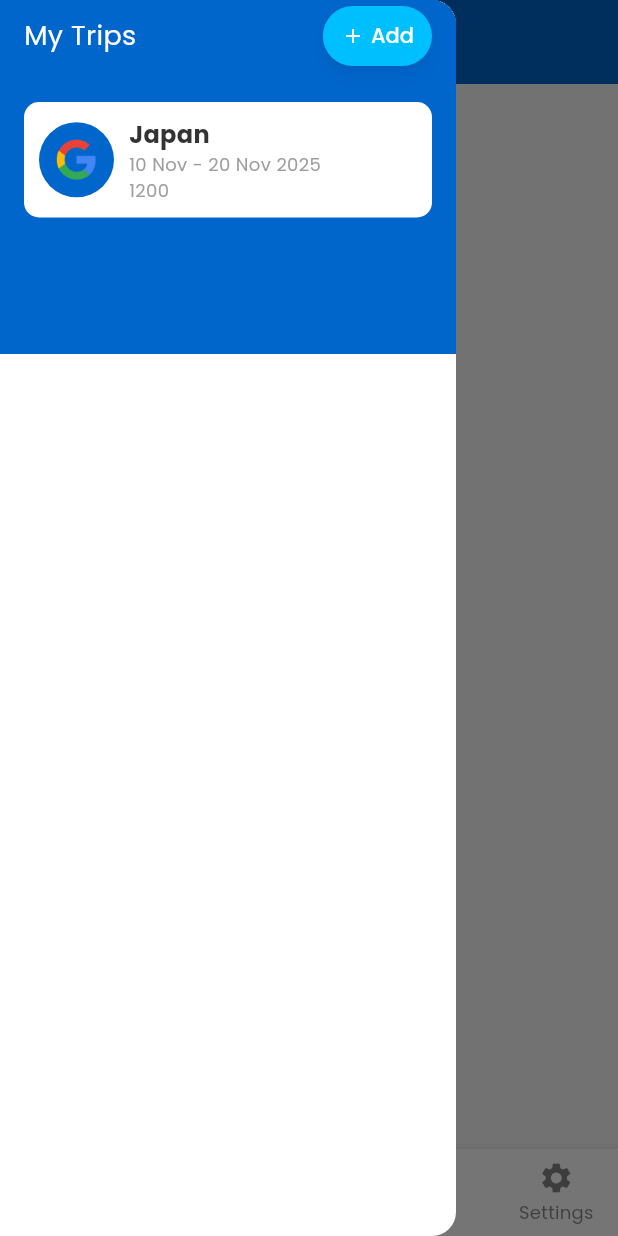
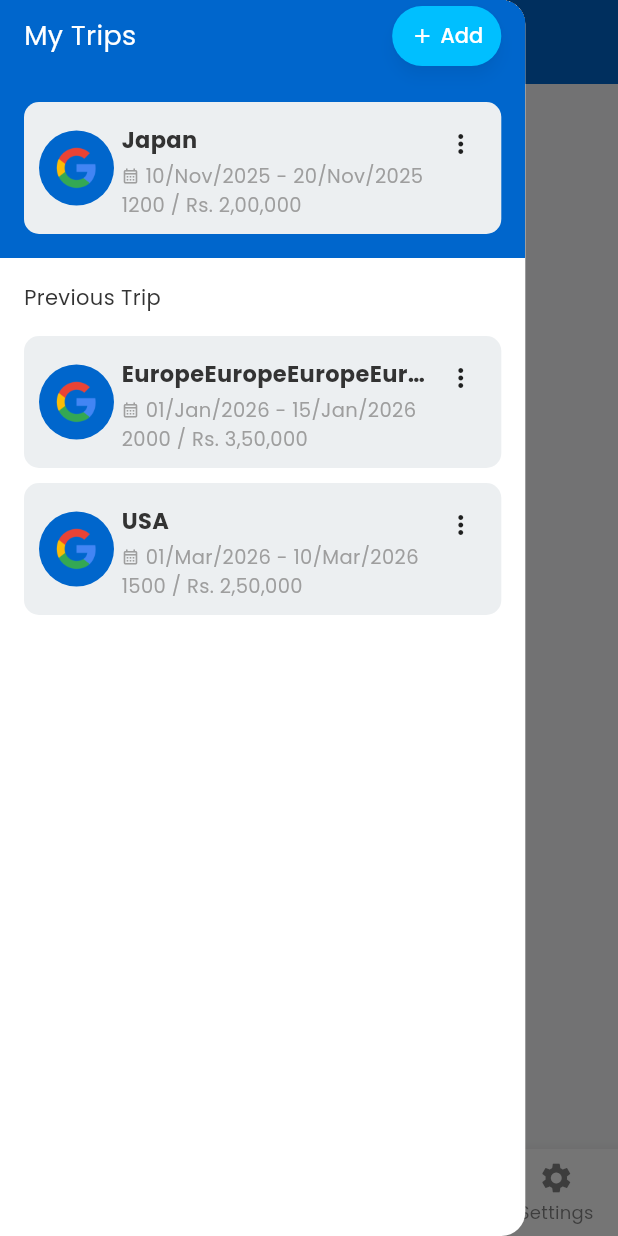
Before and after one commit to shubham1295/triptrack, a Flutter app: the HomeScreen screen opened directly, with the side drawer open, on a phone screen of 412 x 824 dp. Run offline on Flutter 3.47's test engine with Material 3 defaults, Android fonts, the phone set to English and light mode, and no system bars; our stand-ins replace google_fonts.

Commit message:
#6 Refactor trip display with TripCard widget
Extracted trip display UI into a reusable TripCard widget and updated home_screen.dart to use it for current and previous trips. Improved drawer layout and structure for better maintainability and consistency.

```diff
--- a/lib/screens/home_screen.dart
+++ b/lib/screens/home_screen.dart
@@ -1,4 +1,5 @@
 import 'package:flutter/material.dart';
+import 'package:triptrack/widgets/trip_card.dart';
 
 class HomeScreen extends StatefulWidget {
   const HomeScreen({super.key});
@@ -36,8 +37,8 @@ class _HomeScreenState extends State<HomeScreen> {
         ),
       ),
       drawer: Drawer(
-        child: ListView(
-          padding: EdgeInsets.zero,
+        width: MediaQuery.of(context).size.width * 0.85, // Added drawer width
+        child: Column(
           children: [
             Container(
               color: Theme.of(context).colorScheme.primary,
@@ -48,8 +49,6 @@ class _HomeScreenState extends State<HomeScreen> {
                   left: 16.0,
                   right: 16.0,
                 ),
-                child: SizedBox(
-                  height: 220.0, // Explicitly set height to prevent overflow
                 child: Column(
                   crossAxisAlignment: CrossAxisAlignment.start,
                   children: [
@@ -94,54 +93,52 @@ class _HomeScreenState extends State<HomeScreen> {
                       ],
                     ),
                     const SizedBox(height: 20),
-                      // New Box for trip details
-                      Container(
-                        padding: const EdgeInsets.all(10),
-                        decoration: BoxDecoration(
-                          color: Theme.of(context).cardColor,
-                          borderRadius: BorderRadius.circular(10),
-                        ),
-                        child: Row(
-                          children: [
-                            CircleAvatar(
-                              backgroundImage: AssetImage(
-                                'assets/images/google_logo.png',
-                              ), // Placeholder image
-                              radius: 25,
-                            ),
-                            const SizedBox(width: 10),
-                            Column(
-                              crossAxisAlignment: CrossAxisAlignment.start,
-                              children: [
-                                Text(
-                                  'Japan',
-                                  style: TextStyle(
-                                    fontSize: 16,
-                                    fontWeight: FontWeight.bold,
-                                  ),
-                                ),
-                                Text(
-                                  '10 Nov - 20 Nov 2025',
-                                  style: TextStyle(
-                                    fontSize: 12,
-                                    color: Colors.grey,
-                                  ),
-                                ),
-                                Text(
-                                  '1200',
-                                  style: TextStyle(
-                                    fontSize: 12,
-                                    color: Colors.grey,
-                                  ),
-                                ),
-                              ],
+                    const TripCard(
+                      imageUrl: 'assets/images/google_logo.png',
+                      title: 'Japan',
+                      date: '10/Nov/2025 - 20/Nov/2025',
+                      budget: '1200 / Rs. 2,00,000',
                     ),
                   ],
                 ),
               ),
-                    ],
+            ),
+            Padding(
+              padding: const EdgeInsets.only(
+                left: 16.0,
+                top: 16.0,
+                // bottom: 8.0,
+              ),
+              child: Align(
+                alignment: Alignment.centerLeft,
+                child: Text(
+                  'Previous Trip',
+                  style: TextStyle(
+                    color: Theme.of(context).colorScheme.onSurface,
+                    fontSize: 14,
+                    fontWeight: FontWeight.normal,
                   ),
                 ),
+              ),
+            ),
+            Expanded(
+              child: ListView(
+                padding: const EdgeInsets.all(16.0),
+                children: const [
+                  TripCard(
+                    imageUrl: 'assets/images/google_logo.png',
+                    title: 'EuropeEuropeEuropeEuropeEuropeEuropeEuropeEurope',
+                    date: '01/Jan/2026 - 15/Jan/2026',
+                    budget: '2000 / Rs. 3,50,000',
+                  ),
+                  SizedBox(height: 10),
+                  TripCard(
+                    imageUrl: 'assets/images/google_logo.png',
+                    title: 'USA',
+                    date: '01/Mar/2026 - 10/Mar/2026',
+                    budget: '1500 / Rs. 2,50,000',
+                  ),
+                ],
               ),
             ),
           ],
--- /dev/null
+++ b/lib/widgets/trip_card.dart
@@ -0,0 +1,93 @@
+import 'package:flutter/material.dart';
+
+class TripCard extends StatelessWidget {
+  final String imageUrl;
+  final String title;
+  final String date;
+  final String budget;
+
+  const TripCard({
+    super.key,
+    required this.imageUrl,
+    required this.title,
+    required this.date,
+    required this.budget,
+  });
+
+  @override
+  Widget build(BuildContext context) {
+    return Container(
+      padding: const EdgeInsets.all(10),
+      decoration: BoxDecoration(
+        color: Colors.blueGrey[50],
+        borderRadius: BorderRadius.circular(10),
+      ),
+      child: Row(
+        children: [
+          CircleAvatar(backgroundImage: AssetImage(imageUrl), radius: 25),
+          const SizedBox(width: 5),
+          Expanded(
+            child: Column(
+              crossAxisAlignment: CrossAxisAlignment.start,
+              children: [
+                Row(
+                  children: [
+                    Expanded(
+                      child: Text(
+                        title,
+                        style: const TextStyle(
+                          fontSize: 15,
+                          fontWeight: FontWeight.bold,
+                        ),
+                        overflow: TextOverflow.ellipsis,
+                      ),
+                    ),
+                    SizedBox(
+                      width: 35, // Adjust as needed
+                      height: 30, // Adjust as needed
+                      child: PopupMenuButton<String>(
+                        iconSize: 20, // Made smaller
+                        onSelected: (String result) {
+                          // Handle selection
+                        },
+                        itemBuilder: (BuildContext context) =>
+                            <PopupMenuEntry<String>>[
+                              const PopupMenuItem<String>(
+                                value: 'Edit',
+                                child: Text('Edit Trip'),
+                              ),
+                              const PopupMenuItem<String>(
+                                value: 'Delete',
+                                child: Text('Delete Trip'),
+                              ),
+                            ],
+                      ),
+                    ),
+                  ],
+                ),
+                Row(
+                  children: [
+                    const Icon(
+                      Icons.calendar_month_outlined,
+                      size: 12,
+                      color: Colors.grey,
+                    ),
+                    const SizedBox(width: 4),
+                    Text(
+                      date,
+                      style: const TextStyle(fontSize: 13, color: Colors.grey),
+                    ),
+                  ],
+                ),
+                Text(
+                  budget,
+                  style: const TextStyle(fontSize: 13, color: Colors.grey),
+                ),
+              ],
+            ),
+          ),
+        ],
+      ),
+    );
+  }
+}
```
Lines whose indentation alone changed are shown as unchanged.
